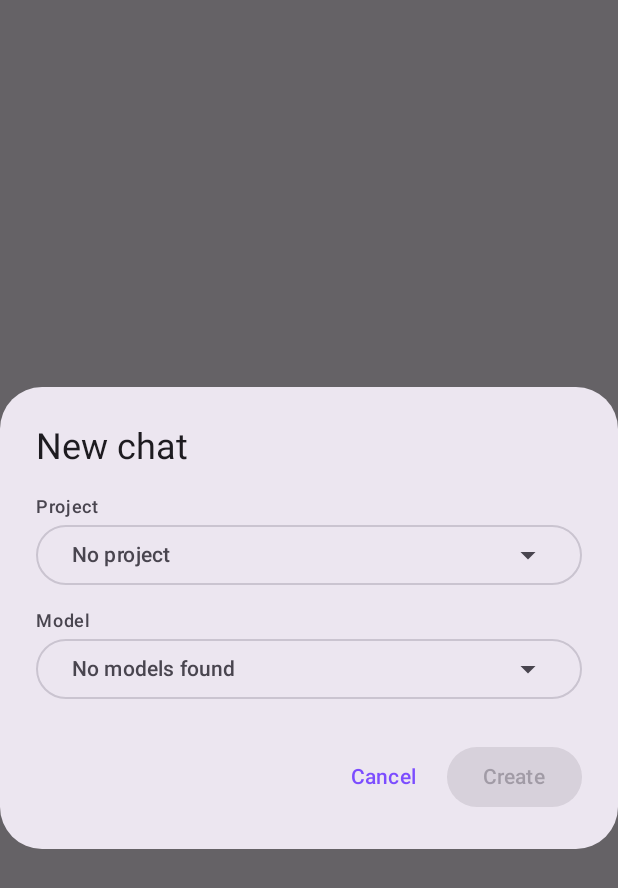
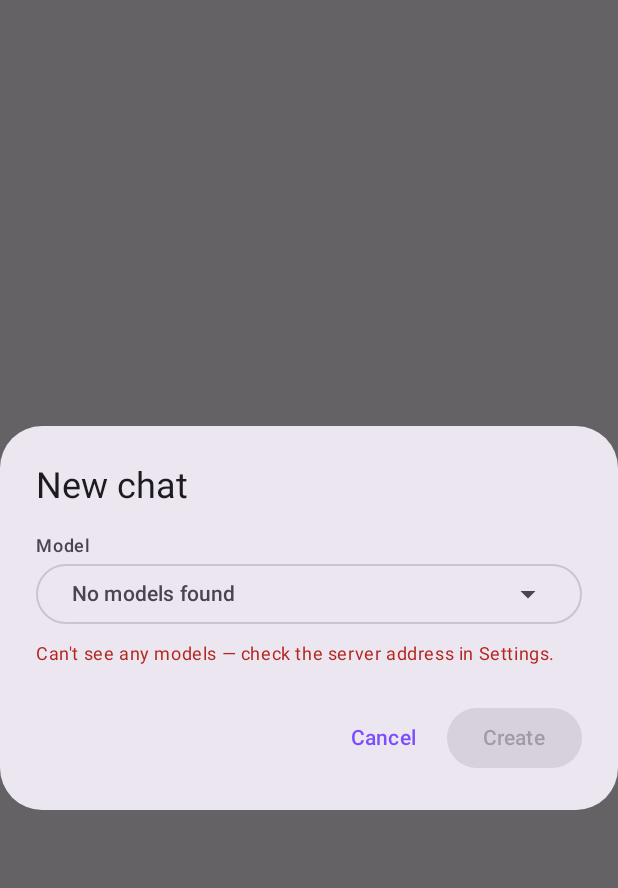
Before and after one commit to alexander327237/enya, an Android app built with Jetpack Compose: the composable NewChatDialog called with empty values, on a phone screen of 412 x 824 dp. Shown: the top 888 px of the screen. Run offline under Robolectric (Android 15) with nearby library versions, the phone set to English and light mode, and no system bars.

Commit message:
Drop the Project picker from the New Chat dialog
The dialog no longer asks which project a chat belongs to — that
was pointless friction for the common case of just starting a plain
chat. Project association is now purely contextual: creating a chat
from the top-level "+" always makes an unfiled chat, and creating it
from a project's own "+" silently attaches it to that project (the
dialog just says "New chat in <project>" instead of offering a
picker). Also shows a hint pointing at Settings when no models are
available instead of just a disabled Create button.

Co-Authored-By: Claude Sonnet 5 <noreply@anthropic.com>
Claude-Session: https://claude.ai/code/session_0174FH6yX7TknewBBVWrLx3m

```diff
--- a/android/app/build.gradle.kts
+++ b/android/app/build.gradle.kts
@@ -14,8 +14,8 @@ android {
         applicationId = "com.enya.ollama"
         minSdk = 26
         targetSdk = 34
-        versionCode = 3
-        versionName = "1.0.2"
+        versionCode = 4
+        versionName = "1.0.3"
     }
 
     signingConfigs {
--- a/android/app/src/main/java/com/enya/ollama/ui/home/HomeScreen.kt
+++ b/android/app/src/main/java/com/enya/ollama/ui/home/HomeScreen.kt
@@ -142,12 +142,12 @@ fun HomeScreen(
     }
 
     showNewChatDialog?.let { preselected ->
+        val projectId = preselected.takeIf { it != UNFILED_KEY }
         NewChatDialog(
-            projects = uiState.projects,
-            preselectedProjectId = preselected.takeIf { it != UNFILED_KEY },
+            projectName = projectId?.let { id -> uiState.projects.find { it.id == id }?.name },
             models = models,
             onDismiss = { showNewChatDialog = null },
-            onCreate = { projectId, model ->
+            onCreate = { model ->
                 viewModel.createChat(projectId, "New chat", model) { chatId ->
                     showNewChatDialog = null
                     onOpenChat(chatId)
@@ -232,15 +232,12 @@ private fun NewProjectDialog(onDismiss: () -> Unit, onCreate: (String, String?)
 
 @Composable
 private fun NewChatDialog(
-    projects: List<ProjectEntity>,
-    preselectedProjectId: Long?,
+    projectName: String?,
     models: List<String>,
     onDismiss: () -> Unit,
-    onCreate: (Long?, String) -> Unit
+    onCreate: (String) -> Unit
 ) {
-    var projectId by remember { mutableStateOf(preselectedProjectId) }
     var model by remember(models) { mutableStateOf(models.firstOrNull().orEmpty()) }
-    var projectExpanded by remember { mutableStateOf(false) }
     var modelExpanded by remember { mutableStateOf(false) }
 
     LaunchedEffect(models) {
@@ -249,27 +246,10 @@ private fun NewChatDialog(
 
     AlertDialog(
         onDismissRequest = onDismiss,
-        title = { Text("New chat") },
+        title = { Text(if (projectName != null) "New chat in $projectName" else "New chat") },
         text = {
             Column {
-                Text("Project", style = MaterialTheme.typography.labelMedium)
-                Box {
-                    OutlinedButton(onClick = { projectExpanded = true }, modifier = Modifier.fillMaxWidth()) {
-                        Text(
-                            projects.find { it.id == projectId }?.name ?: "No project",
-                            modifier = Modifier.weight(1f)
-                        )
-                        Icon(Icons.Default.ArrowDropDown, contentDescription = null)
-                    }
-                    DropdownMenu(expanded = projectExpanded, onDismissRequest = { projectExpanded = false }) {
-                        DropdownMenuItem(text = { Text("No project") }, onClick = { projectId = null; projectExpanded = false })
-                        projects.forEach { p ->
-                            DropdownMenuItem(text = { Text(p.name) }, onClick = { projectId = p.id; projectExpanded = false })
-                        }
-                    }
-                }
-
-                Text("Model", style = MaterialTheme.typography.labelMedium, modifier = Modifier.padding(top = 12.dp))
+                Text("Model", style = MaterialTheme.typography.labelMedium)
                 Box {
                     OutlinedButton(onClick = { modelExpanded = true }, modifier = Modifier.fillMaxWidth()) {
                         Text(model.ifEmpty { "No models found" }, modifier = Modifier.weight(1f))
@@ -281,11 +261,19 @@ private fun NewChatDialog(
                         }
                     }
                 }
+                if (models.isEmpty()) {
+                    Text(
+                        "Can't see any models — check the server address in Settings.",
+                        style = MaterialTheme.typography.bodySmall,
+                        color = MaterialTheme.colorScheme.error,
+                        modifier = Modifier.padding(top = 8.dp)
+                    )
+                }
             }
         },
         confirmButton = {
             Button(
-                onClick = { onCreate(projectId, model) },
+                onClick = { onCreate(model) },
                 enabled = model.isNotBlank()
             ) { Text("Create") }
         },
```
